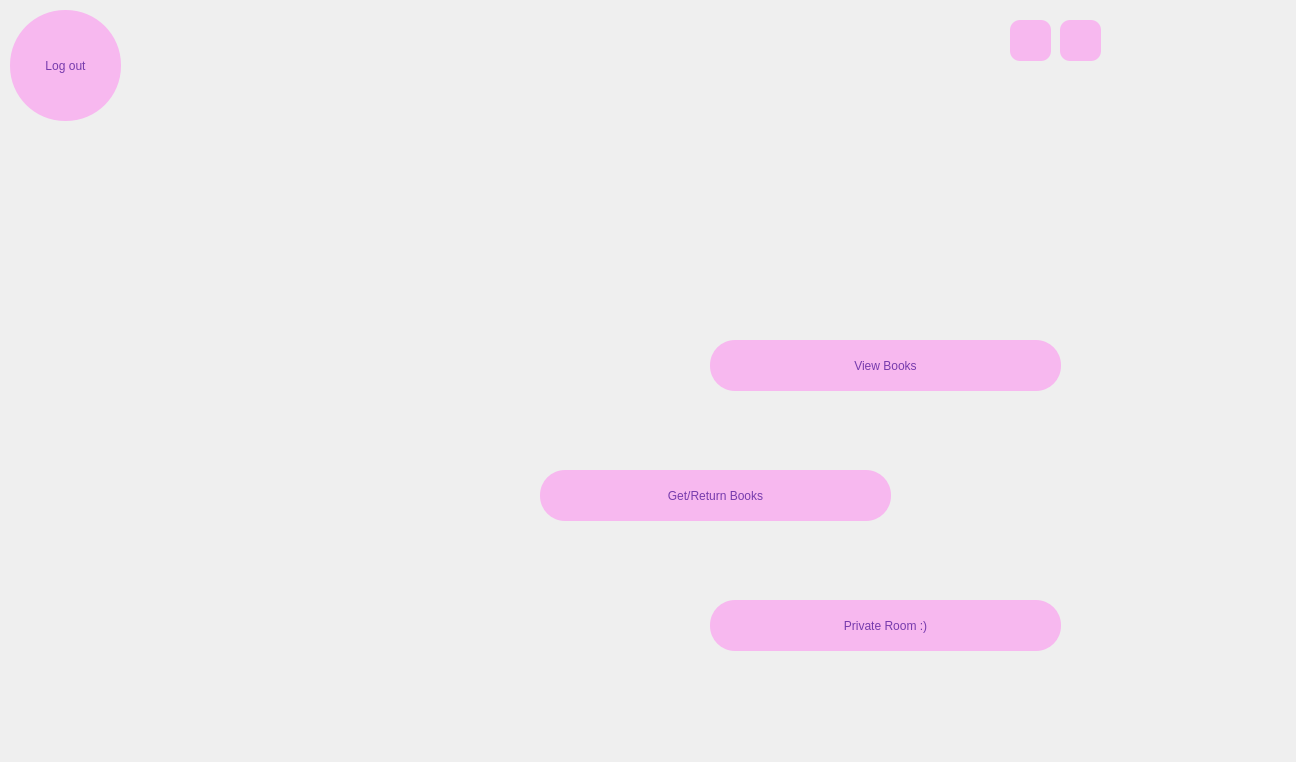
This is userdashboard.ui in audrina-ebrahimi/Library as Qt 5 draws it before an edit. The edited form follows.
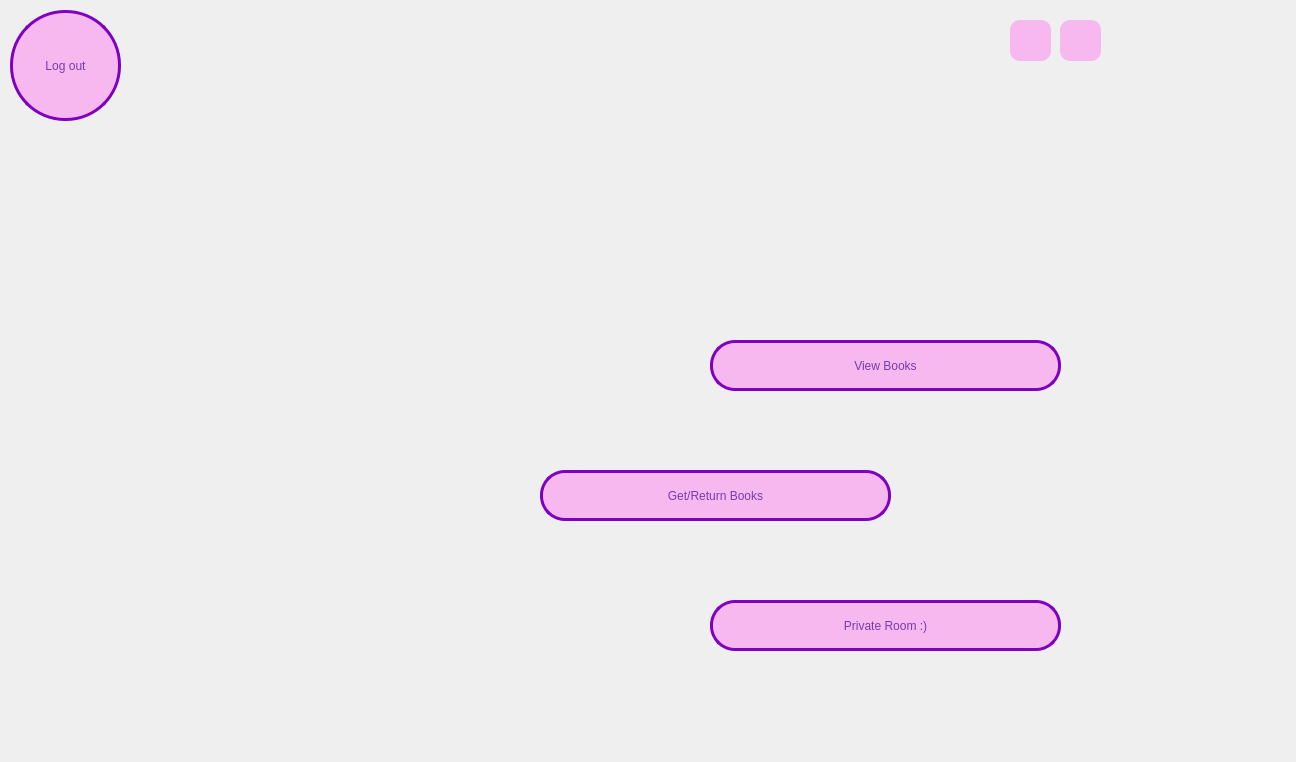
This is the edited form. Icons and pictures are not drawn.

What changed in the file:
```diff
--- a/userdashboard.ui
+++ b/userdashboard.ui
@@ -63,6 +63,10 @@
     <property name="cursor">
      <cursorShape>PointingHandCursor</cursorShape>
     </property>
+    <property name="styleSheet">
+     <string notr="true">border: 3px solid rgb(127, 0, 191);
+</string>
+    </property>
     <property name="text">
      <string>View Books</string>
     </property>
@@ -79,6 +83,9 @@
     <property name="cursor">
      <cursorShape>PointingHandCursor</cursorShape>
     </property>
+    <property name="styleSheet">
+     <string notr="true">border: 3px solid rgb(127, 0, 191);</string>
+    </property>
     <property name="text">
      <string>Get/Return Books</string>
     </property>
@@ -160,7 +167,8 @@
      <cursorShape>PointingHandCursor</cursorShape>
     </property>
     <property name="styleSheet">
-     <string notr="true">border-radius: 55px;</string>
+     <string notr="true">border-radius: 55px;
+border: 3px solid rgb(127, 0, 191);</string>
     </property>
     <property name="text">
      <string>Log out</string>
@@ -178,6 +186,9 @@
     <property name="cursor">
      <cursorShape>PointingHandCursor</cursorShape>
     </property>
+    <property name="styleSheet">
+     <string notr="true">border: 3px solid rgb(127, 0, 191);</string>
+    </property>
     <property name="text">
      <string>Private Room :)</string>
     </property>
```
Left out of the diff: 2 changed lines with no effect on the pictures.
